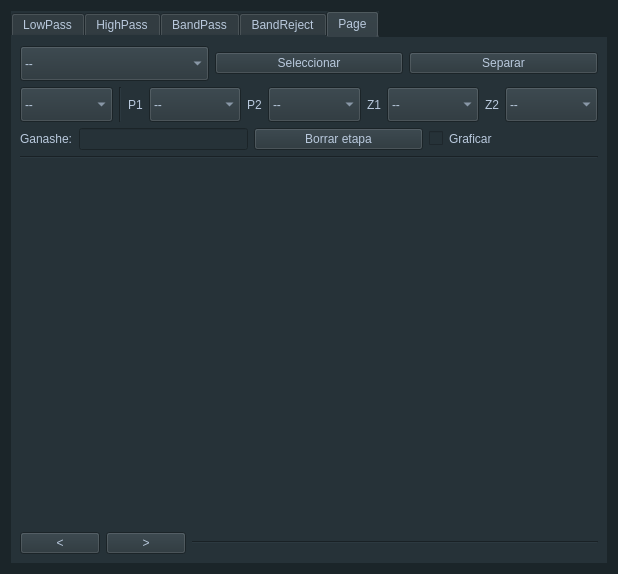
The window that GUI.ui (mcorcos/FilterTool) describes before a commit, drawn with Qt 5.
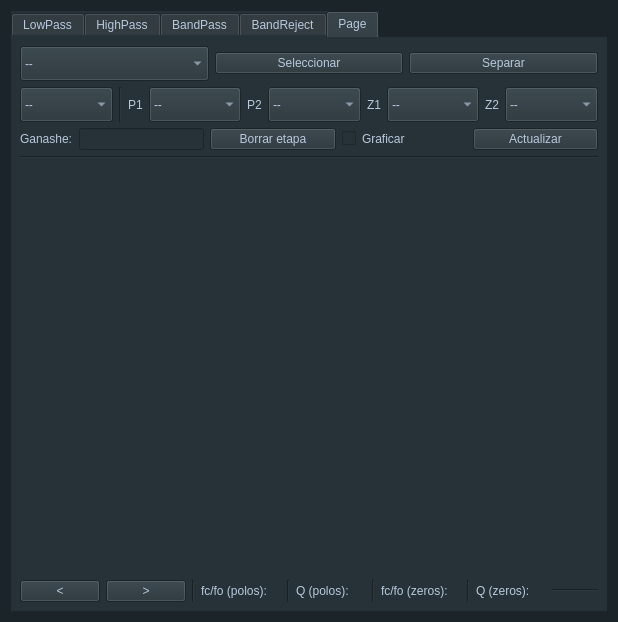
The same window after the commit. The open tabs and pages were chosen to show the change.

```diff
--- a/GUI.ui
+++ b/GUI.ui
@@ -7,7 +7,7 @@
     <x>0</x>
     <y>0</y>
     <width>618</width>
-    <height>464</height>
+    <height>501</height>
    </rect>
   </property>
   <property name="sizePolicy">
@@ -37,7 +37,7 @@
 border-color: rgb(7, 54, 66);</string>
      </property>
      <property name="currentIndex">
-      <number>3</number>
+      <number>4</number>
      </property>
      <widget class="QWidget" name="lowPassTab">
       <attribute name="title">
@@ -267,6 +267,26 @@
            </property>
           </widget>
          </item>
+         <item>
+          <widget class="QLabel" name="label_14">
+           <property name="text">
+            <string>Desnormalizacion:</string>
+           </property>
+           <property name="alignment">
+            <set>Qt::AlignCenter</set>
+           </property>
+          </widget>
+         </item>
+         <item>
+          <widget class="QLineEdit" name="LowPassDenorm">
+           <property name="sizePolicy">
+            <sizepolicy hsizetype="Minimum" vsizetype="Fixed">
+             <horstretch>0</horstretch>
+             <verstretch>0</verstretch>
+            </sizepolicy>
+           </property>
+          </widget>
+         </item>
          <item>
           <widget class="QLabel" name="label_5">
            <property name="sizePolicy">
@@ -701,6 +721,26 @@
            </property>
           </widget>
          </item>
+         <item>
+          <widget class="QLabel" name="label_15">
+           <property name="text">
+            <string>Denormalizacion:</string>
+           </property>
+           <property name="alignment">
+            <set>Qt::AlignCenter</set>
+           </property>
+          </widget>
+         </item>
+         <item>
+          <widget class="QLineEdit" name="HighPassDenorm">
+           <property name="sizePolicy">
+            <sizepolicy hsizetype="Minimum" vsizetype="Fixed">
+             <horstretch>0</horstretch>
+             <verstretch>0</verstretch>
+            </sizepolicy>
+           </property>
+          </widget>
+         </item>
          <item>
           <widget class="QLabel" name="label_20">
            <property name="sizePolicy">
@@ -1149,6 +1189,26 @@
            </property>
           </widget>
          </item>
+         <item>
+          <widget class="QLabel" name="label_23">
+           <property name="text">
+            <string>Desnormalizacion:</string>
+           </property>
+           <property name="alignment">
+            <set>Qt::AlignCenter</set>
+           </property>
+          </widget>
+         </item>
+         <item>
+          <widget class="QLineEdit" name="BandPassDenorm">
+           <property name="sizePolicy">
+            <sizepolicy hsizetype="Minimum" vsizetype="Fixed">
+             <horstretch>0</horstretch>
+             <verstretch>0</verstretch>
+            </sizepolicy>
+           </property>
+          </widget>
+         </item>
          <item>
           <widget class="QLabel" name="hola_2">
            <property name="sizePolicy">
@@ -1610,6 +1670,26 @@
            </property>
           </widget>
          </item>
+         <item>
+          <widget class="QLabel" name="label_25">
+           <property name="text">
+            <string>Desnormalizacion:</string>
+           </property>
+           <property name="alignment">
+            <set>Qt::AlignCenter</set>
+           </property>
+          </widget>
+         </item>
+         <item>
+          <widget class="QLineEdit" name="BandRejectDesnorm">
+           <property name="sizePolicy">
+            <sizepolicy hsizetype="Minimum" vsizetype="Fixed">
+             <horstretch>0</horstretch>
+             <verstretch>0</verstretch>
+            </sizepolicy>
+           </property>
+          </widget>
+         </item>
          <item>
           <widget class="QLabel" name="label_37">
            <property name="sizePolicy">
@@ -2049,6 +2129,13 @@
              </property>
             </widget>
            </item>
+           <item>
+            <widget class="QPushButton" name="refreshButton">
+             <property name="text">
+              <string>Actualizar</string>
+             </property>
+            </widget>
+           </item>
           </layout>
          </item>
         </layout>
@@ -2128,6 +2215,110 @@
            </property>
           </widget>
          </item>
+         <item>
+          <widget class="Line" name="line_5">
+           <property name="orientation">
+            <enum>Qt::Vertical</enum>
+           </property>
+          </widget>
+         </item>
+         <item>
+          <widget class="QLabel" name="fcPolos">
+           <property name="sizePolicy">
+            <sizepolicy hsizetype="Fixed" vsizetype="Preferred">
+             <horstretch>0</horstretch>
+             <verstretch>0</verstretch>
+            </sizepolicy>
+           </property>
+           <property name="minimumSize">
+            <size>
+             <width>80</width>
+             <height>0</height>
+            </size>
+           </property>
+           <property name="text">
+            <string>fc/fo (polos):</string>
+           </property>
+          </widget>
+         </item>
+         <item>
+          <widget class="Line" name="line_6">
+           <property name="orientation">
+            <enum>Qt::Vertical</enum>
+           </property>
+          </widget>
+         </item>
+         <item>
+          <widget class="QLabel" name="qPolos">
+           <property name="sizePolicy">
+            <sizepolicy hsizetype="Fixed" vsizetype="Preferred">
+             <horstretch>0</horstretch>
+             <verstretch>0</verstretch>
+            </sizepolicy>
+           </property>
+           <property name="minimumSize">
+            <size>
+             <width>70</width>
+             <height>0</height>
+            </size>
+           </property>
+           <property name="text">
+            <string>Q (polos):</string>
+           </property>
+          </widget>
+         </item>
+         <item>
+          <widget class="Line" name="line_10">
+           <property name="orientation">
+            <enum>Qt::Vertical</enum>
+           </property>
+          </widget>
+         </item>
+         <item>
+          <widget class="QLabel" name="fcZeros">
+           <property name="sizePolicy">
+            <sizepolicy hsizetype="Fixed" vsizetype="Preferred">
+             <horstretch>0</horstretch>
+             <verstretch>0</verstretch>
+            </sizepolicy>
+           </property>
+           <property name="minimumSize">
+            <size>
+             <width>80</width>
+             <height>0</height>
+            </size>
+           </property>
+           <property name="text">
+            <string>fc/fo (zeros):</string>
+           </property>
+          </widget>
+         </item>
+         <item>
+          <widget class="Line" name="line_13">
+           <property name="orientation">
+            <enum>Qt::Vertical</enum>
+           </property>
+          </widget>
+         </item>
+         <item>
+          <widget class="QLabel" name="qZeros">
+           <property name="sizePolicy">
+            <sizepolicy hsizetype="Minimum" vsizetype="Preferred">
+             <horstretch>0</horstretch>
+             <verstretch>0</verstretch>
+            </sizepolicy>
+           </property>
+           <property name="minimumSize">
+            <size>
+             <width>70</width>
+             <height>0</height>
+            </size>
+           </property>
+           <property name="text">
+            <string>Q (zeros):</string>
+           </property>
+          </widget>
+         </item>
          <item>
           <widget class="Line" name="chau_2">
            <property name="orientation">
```
